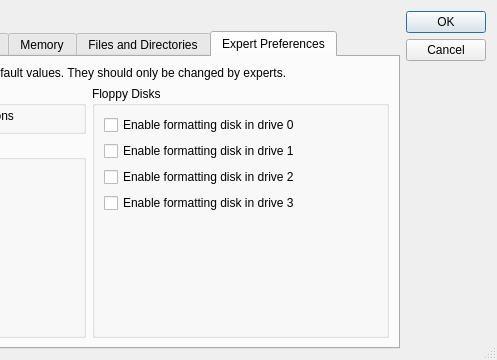
Before: the Qt Designer form src/fsetup.ui in aladur/flexemu, drawn with Qt 5; both pictures show x 233 to 730 and y 0 to 360 of the 730 by 360 pixel window.
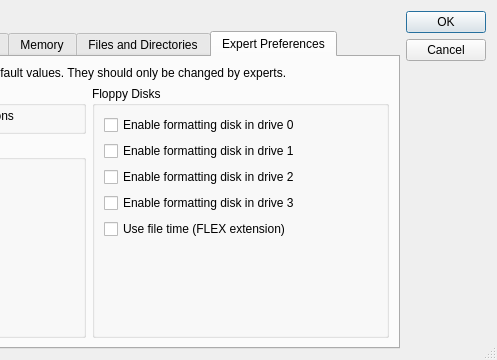
After: the same form once the commit is applied. Icons and pictures are not drawn.

Commit message: flexemu: Edit file time usage in preferences dialog.

What changed in the file:
```diff
--- a/src/fsetup.ui
+++ b/src/fsetup.ui
@@ -874,6 +874,16 @@
                   </property>
                  </widget>
                 </item>
+                <item>
+                 <widget class="QCheckBox" name="c_fileTime">
+                  <property name="enabled">
+                   <bool>true</bool>
+                  </property>
+                  <property name="text">
+                   <string>Use file time (FLEX extension)</string>
+                  </property>
+                 </widget>
+                </item>
                 <item>
                  <spacer name="verticalSpacer_6">
                   <property name="orientation">
```
The commit also changes 2 other files.
